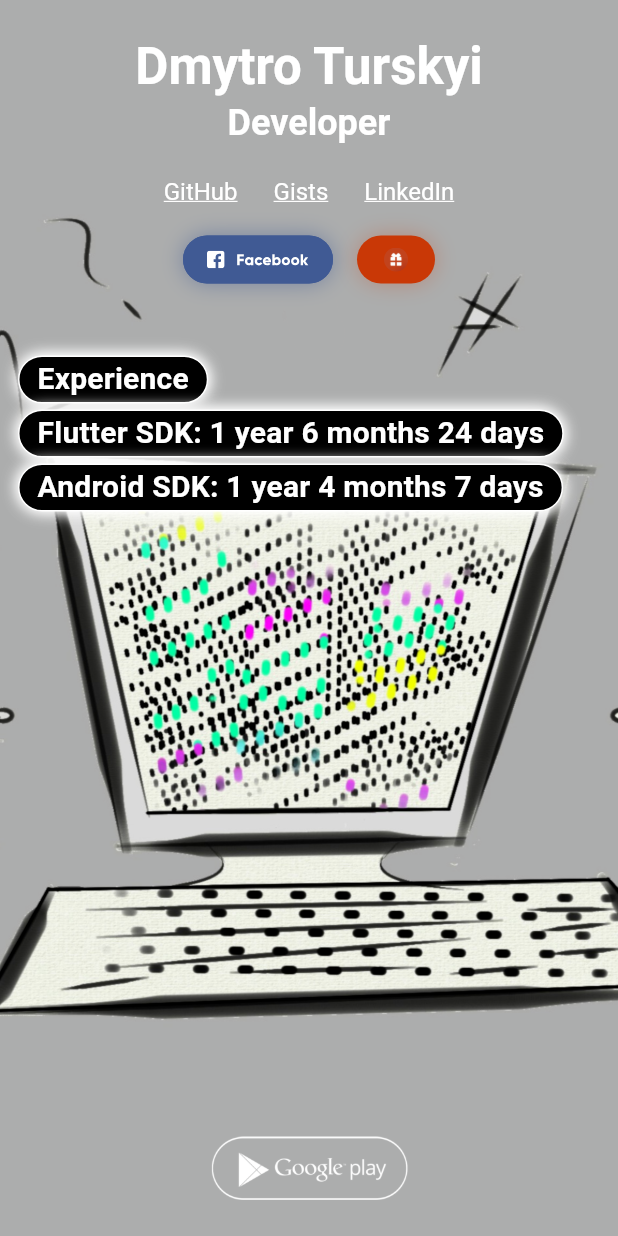
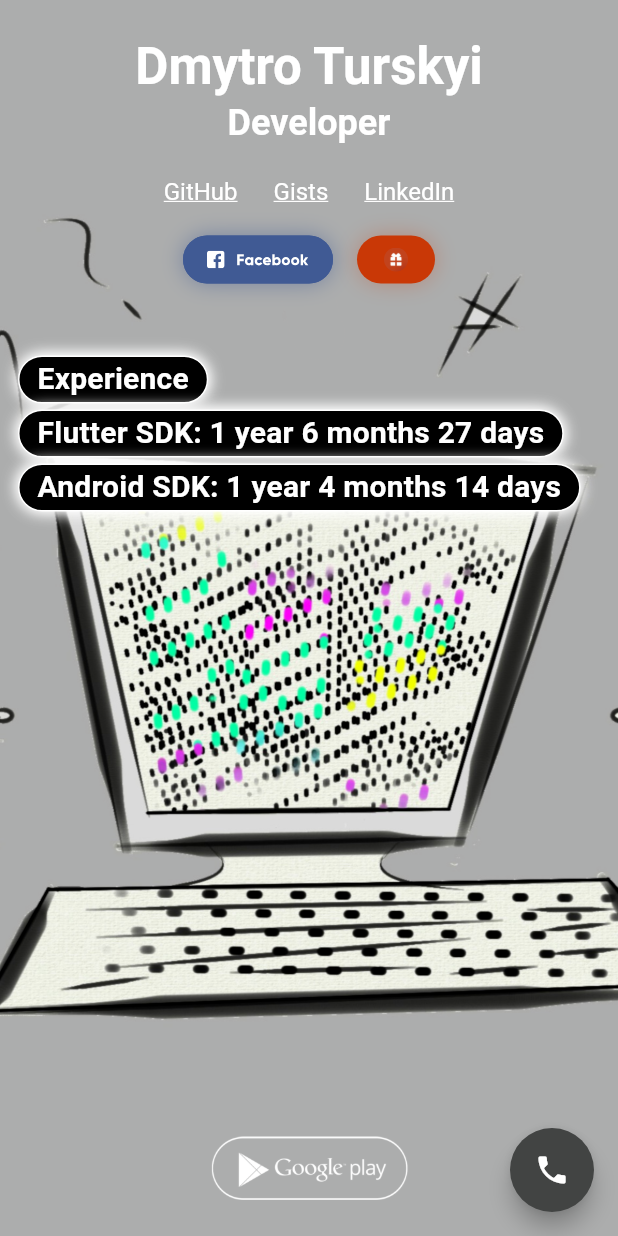
Before and after one commit to Turskyi/Turskyi-project, a Flutter app: the screen it shows after launch, on a phone screen of 412 x 824 dp. Run offline on Flutter 3.47's test engine with Material 2 defaults, Android fonts, the phone set to English and light mode, and no system bars; our stand-ins replace flutter_svg, flutter_translate; missing offline and left inert: dart:html.

Commit message:
add phone button

```diff
--- a/lib/presentation/values/app_dimens.dart
+++ b/lib/presentation/values/app_dimens.dart
@@ -43,11 +43,14 @@ class AppDimens {
 // END: font sizes
 
   // START: widths
+  /// [widthColorButton] variable contains specific width of the "wishlist" logo
+  static const double widthColorButton = 52.0;
+
   /// [widthFacebook] variable contains specific width of the "facebook" logo
   static const double widthFacebook = 68.0;
 
-  /// [widthColorButton] variable contains specific width of the "wishlist" logo
-  static const double widthColorButton = 52.0;
+  /// maximum width of the screen in portrait mode
+  static const double maxPortraitWidth = 599.0;
 
 // END: widths
 
--- a/lib/presentation/views/home/home_model.dart
+++ b/lib/presentation/views/home/home_model.dart
@@ -60,9 +60,14 @@ class HomeModel with ChangeNotifier {
   /// controls duration of the expanded animation
   Duration get expandDuration => _expandDuration;
 
-  final DateTime _flutterFirstCommit = DateTime(2020, 09, 11);
-  final DateTime _androidFirstCommit = DateTime(2019, 10);
-  final DateTime _androidLastCommit = DateTime(2021, 2, 4);
+  /// https://github.com/MyRoadStudio/text-to-speech-flutter/commits/master
+  final DateTime _flutterFirstCommit = DateTime(2020, 09, 08);
+
+  /// https://gitlab.com/IntSoftware/redbook/commits/master
+  final DateTime _androidFirstCommit = DateTime(2019, 09, 24, 9, 30);
+
+  /// https://github.com/MyRoadStudio/happy-life-android/commits/master
+  final DateTime _androidLastCommit = DateTime(2021, 2, 5);
 
   String _flutterExperience = '';
 
@@ -163,6 +168,16 @@ class HomeModel with ChangeNotifier {
     return (to.difference(from).inHours / 24).round();
   }
 
+  Future<void> onPhoneButtonPressed() async {
+    /* Use `Uri` to ensure that `phoneNumber` is properly URL-encoded.
+     Just using 'tel:$phoneNumber' would create invalid URLs in some cases,
+     such as spaces in the input, which would cause `launch` to fail on some
+     platforms.
+  */
+    final Uri launchUri = Uri(scheme: 'tel', path: '+14379852581');
+    await launch(launchUri.toString());
+  }
+
   @override
   void dispose() {
     _fadeAnimationController.dispose();
--- a/lib/presentation/views/home/home_page.dart
+++ b/lib/presentation/views/home/home_page.dart
@@ -58,9 +58,7 @@ class _HomePageState extends State<HomePage>
 
   @override
   Widget build(BuildContext context) {
-    return Scaffold(
-      backgroundColor: Colors.transparent,
-      body: ChangeNotifierProvider<HomeModel>(
+    return ChangeNotifierProvider<HomeModel>(
       create: (_) => HomeModel(this, tickerProvider: this),
       child: Consumer<HomeModel>(
         builder: (BuildContext context, HomeModel model, _) {
@@ -68,8 +66,14 @@ class _HomePageState extends State<HomePage>
           final double shortestSide = MediaQuery.of(
             context,
           ).size.shortestSide;
-            final bool isLarge = shortestSide > 600.0;
-            return DecoratedBox(
+          final bool isLarge = shortestSide > AppDimens.maxPortraitWidth;
+          return Scaffold(
+            backgroundColor: Colors.transparent,
+            floatingActionButton: FloatingActionButton(
+              onPressed: model.onPhoneButtonPressed,
+              child: const Icon(Icons.phone),
+            ),
+            body: DecoratedBox(
               decoration: BoxDecoration(
                 // build background picture
                 image: DecorationImage(
@@ -383,9 +387,9 @@ class _HomePageState extends State<HomePage>
                   ],
                 ),
               ),
+            ),
           );
         },
-        ),
       ),
     );
   }
```
Lines whose indentation alone changed are shown as unchanged.
